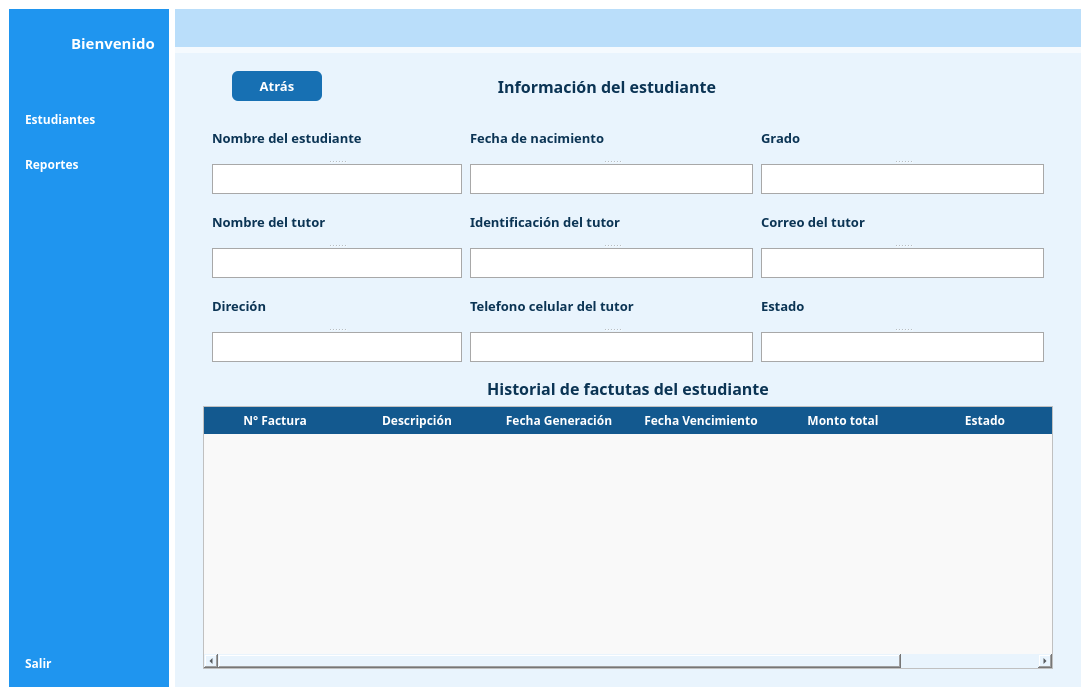
Qt form gui/UI/interface.ui (DeiviHerreraDiaz09/Student-Management-Project) before a commit.
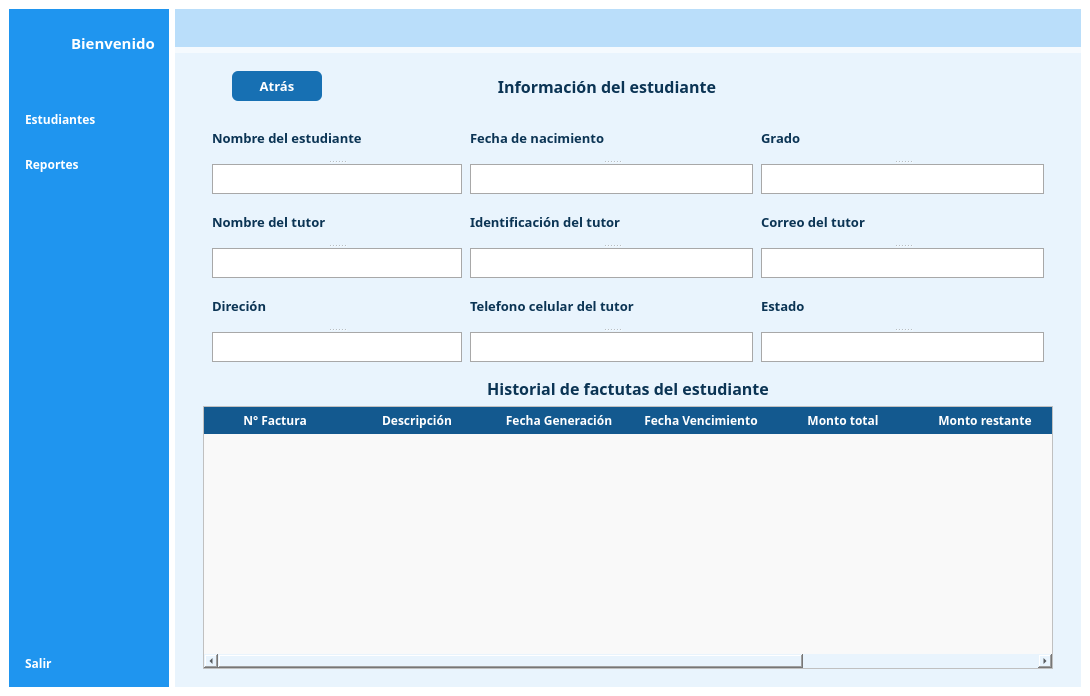
The same form after that commit. The open tabs and pages were chosen to show the change. Icons and pictures are not drawn.

The edit to the form file:
```diff
--- a/gui/UI/interface.ui
+++ b/gui/UI/interface.ui
@@ -1450,6 +1450,14 @@
                    <set>AlignCenter</set>
                   </property>
                  </column>
+                 <column>
+                  <property name="text">
+                   <string>Monto restante</string>
+                  </property>
+                  <property name="textAlignment">
+                   <set>AlignCenter</set>
+                  </property>
+                 </column>
                  <column>
                   <property name="text">
                    <string>Estado</string>
```
Left out of the diff: 2 changed lines with no effect on the pictures.
